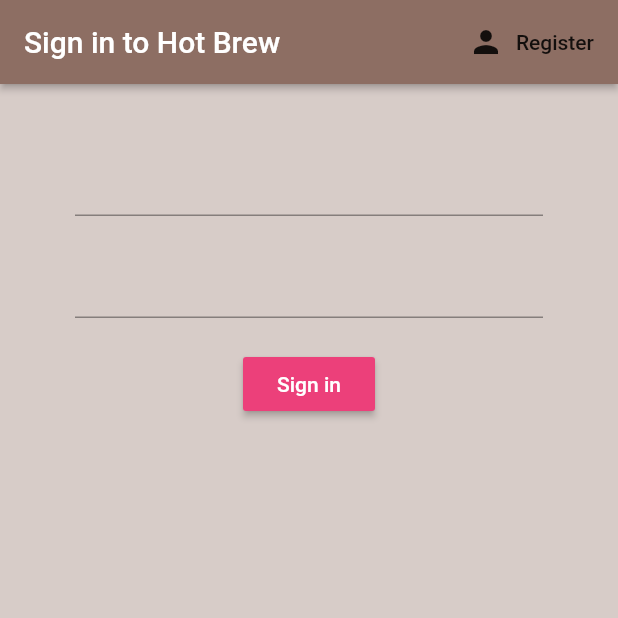
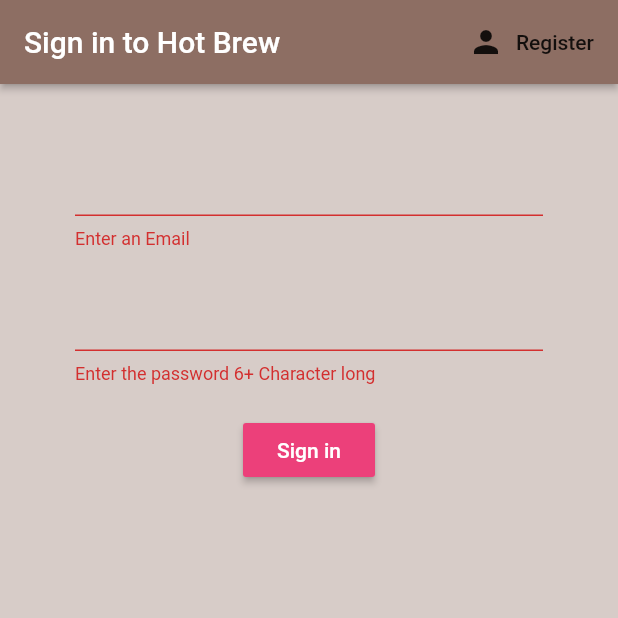
Before and after one commit to IbsanjU/Hot_Brew, a Flutter app: the screen it shows after launch, after a tap on "Sign in", on a phone screen of 412 x 824 dp, the top half of it. Run offline on Flutter 3.47's test engine with Material 2 defaults, Android fonts, the phone set to English and light mode, and no system bars; our stand-ins replace firebase_auth, firebase_core; accounts and stored records are empty.

```diff
--- a/lib/screens/authenticate/sign_in.dart
+++ b/lib/screens/authenticate/sign_in.dart
@@ -11,6 +11,7 @@ class SignIn extends StatefulWidget {
 
 class _SignInState extends State<SignIn> {
   final AuthService _auth = AuthService();
+  final _formKey = GlobalKey<FormState>();
 
   // text field state
   String email = '';
@@ -36,12 +37,14 @@ class _SignInState extends State<SignIn> {
       body: Container(
         padding: EdgeInsets.symmetric(vertical: 20.0, horizontal: 50.0),
         child: Form(
+          key: _formKey,
           child: Column(
             children: <Widget>[
               SizedBox(height: 20.0),
 
               // Email FormField
               TextFormField(
+                validator: (val) => val.isEmpty ? 'Enter an Email' : null,
                 onChanged: (val) {
                   setState(() => email = val);
                 },
@@ -50,6 +53,7 @@ class _SignInState extends State<SignIn> {
 
               // Email FormField
               TextFormField(
+                validator: (val) => val.length < 6 ? 'Enter the password 6+ Character long' : null,
                 obscureText: true,
                 onChanged: (val) {
                   setState(() => password = val);
@@ -62,8 +66,10 @@ class _SignInState extends State<SignIn> {
                 color: Colors.pink[400],
                 child: Text('Sign in', style: TextStyle(color: Colors.white)),
                 onPressed: () async {
-                  print('email: ' + email);
-                  print('password: ' + password);
+                  if (_formKey.currentState.validate()) {
+                    print('email: ' + email);
+                    print('password: ' + password);
+                  }
                 },
               )
             ],
```
